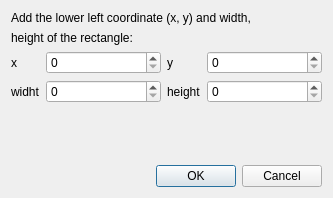
Before: the Qt Designer form ui/addRectangleDialog.ui in vvc-git/computacao-grafica, drawn with Qt 5.
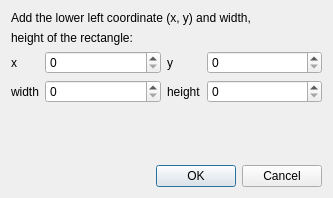
After: the same form once the commit is applied.

The edit to the form file:
```diff
--- a/ui/addRectangleDialog.ui
+++ b/ui/addRectangleDialog.ui
@@ -41,7 +41,11 @@
       </widget>
      </item>
      <item row="0" column="1">
-      <widget class="QSpinBox" name="xSpinBox"/>
+      <widget class="QSpinBox" name="xSpinBox">
+       <property name="maximum">
+        <number>99999</number>
+       </property>
+      </widget>
      </item>
      <item row="0" column="2">
       <widget class="QLabel" name="yLabel">
@@ -56,12 +60,16 @@
      <item row="1" column="0">
       <widget class="QLabel" name="widhtLabel">
        <property name="text">
-        <string>widht</string>
+        <string>width</string>
        </property>
       </widget>
      </item>
      <item row="1" column="1">
-      <widget class="QSpinBox" name="widhtSpinBox"/>
+      <widget class="QSpinBox" name="widhtSpinBox">
+       <property name="maximum">
+        <number>99999</number>
+       </property>
+      </widget>
      </item>
      <item row="1" column="2">
       <widget class="QLabel" name="heightLabel">
```
Left out of the diff: 14 changed lines with no effect on the pictures.
